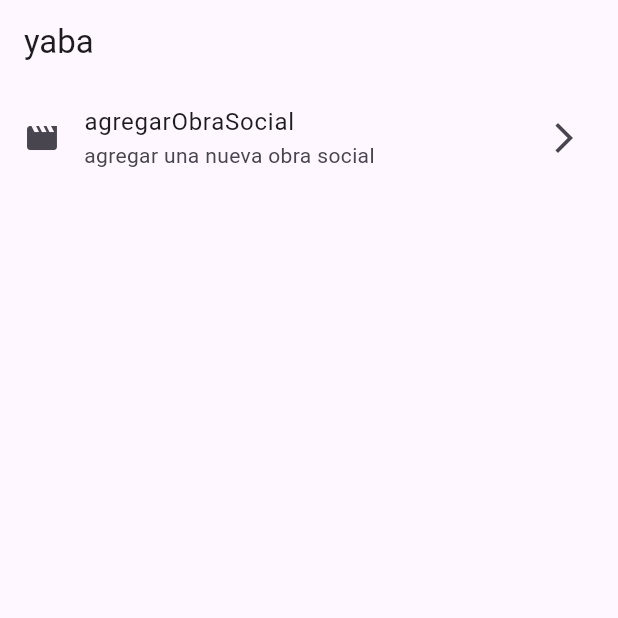
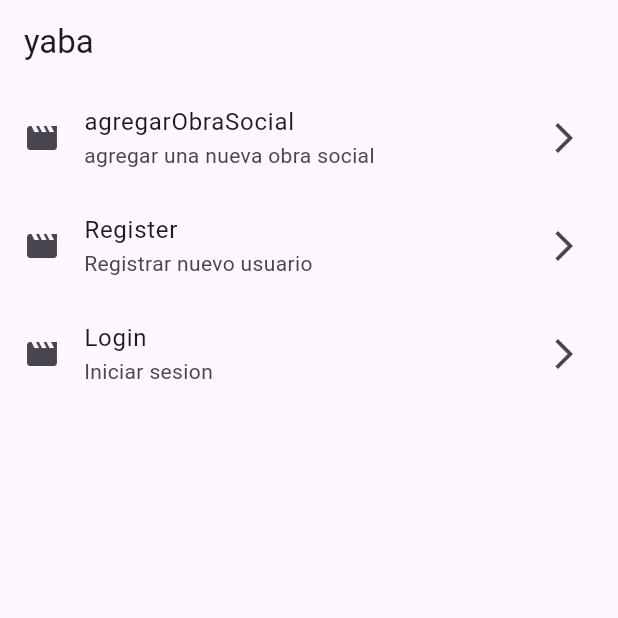
Before and after one commit to Sixela33/AutoGuard, a Flutter app: the screen it shows after launch, on a phone screen of 412 x 824 dp, the top half of it. Run offline on Flutter 3.47's test engine with Material 3 defaults, Android fonts, the phone set to English and light mode, and no system bars; our stand-ins replace cloud_firestore, firebase_auth, firebase_core, flutter_riverpod, go_router; accounts and stored records are empty.

Commit message:
Added: Login, Registro y carga de obras sociales

```diff
--- a/lib/core/appRouter.dart
+++ b/lib/core/appRouter.dart
@@ -1,5 +1,8 @@
 import 'package:autoguard/presentation/screens/AgregarNevaObraSocial.dart';
+import 'package:autoguard/presentation/screens/AgregarObraSocialUsuario.dart';
 import 'package:autoguard/presentation/screens/HomeScreen.dart';
+import 'package:autoguard/presentation/screens/LoginScreen.dart';
+import 'package:autoguard/presentation/screens/RegistrationScreen.dart';
 import 'package:go_router/go_router.dart';
 
 final appRouter = GoRouter(
@@ -11,9 +14,19 @@ final appRouter = GoRouter(
       builder: (context, state) => HomeScreen()
     ),
     GoRoute(
-      name: AgregarObraSocial.name,
+      name: AgregarNuevaObraSocial.name,
       path: '/agregarObraSocial',
-      builder: (context, state) => AgregarObraSocial(),
+      builder: (context, state) => AgregarNuevaObraSocial(),
+    ),
+    GoRoute(
+      name: RegistrationScreen.name,
+      path: '/register',
+      builder: (context, state) => RegistrationScreen(),
+    ),
+     GoRoute(
+      name: LoginScreen.name,
+      path: '/login',
+      builder: (context, state) => LoginScreen(),
     ),
   ]
 );
--- a/lib/core/menu/menu_items.dart
+++ b/lib/core/menu/menu_items.dart
@@ -16,5 +16,17 @@ const List<MenuItem> menuItems = [
     icon: Icons.movie,
     link: '/agregarObraSocial'
   ),
+  MenuItem(
+    title: "Register",
+    subtitle: "Registrar nuevo usuario",
+    icon: Icons.movie,
+    link: '/register'
+  ),
+    MenuItem(
+    title: "Login",
+    subtitle: "Iniciar sesion",
+    icon: Icons.movie,
+    link: '/login'
+  ),
 
 ];
```
Also changed, not shown: lib/presentation/providers/dbProvider.dart (+23 -4 lines), lib/presentation/screens/AgregarNevaObraSocial.dart (+5 -5 lines), lib/presentation/screens/LoginScreen.dart (added, +68 -0 lines), lib/presentation/screens/RegistrationScreen.dart (added, +71 -0 lines), 1 other file.
